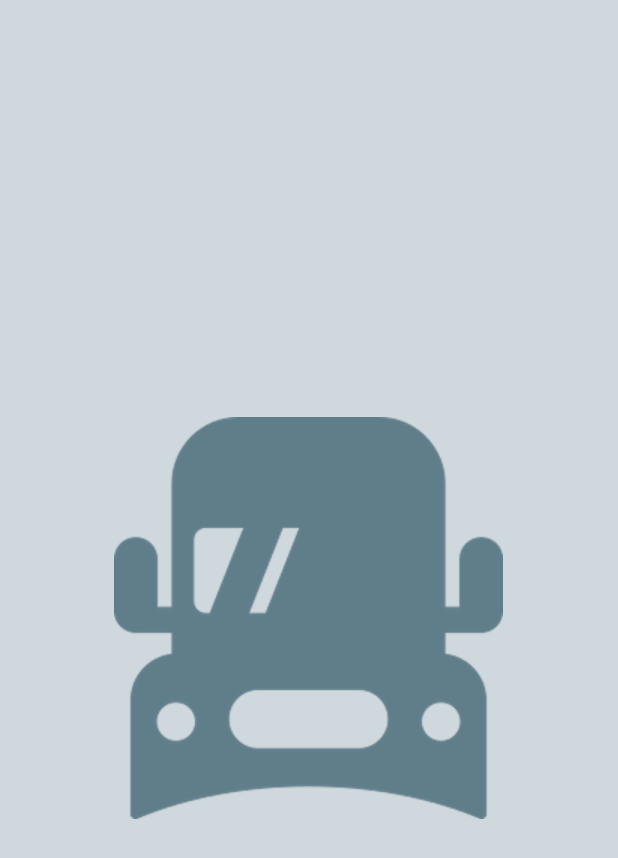
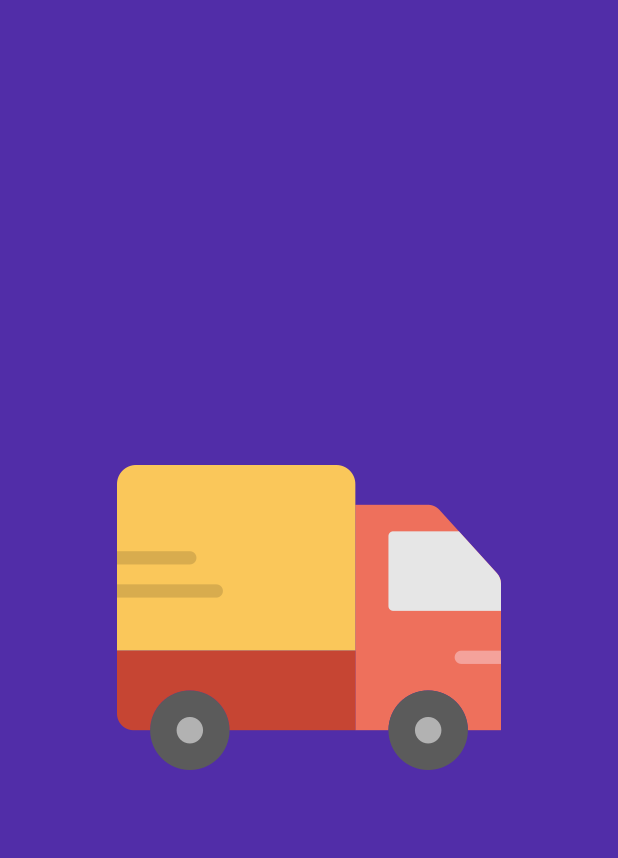
Before and after one commit to VTUZ-12IE1bzud/TruckMonitor-Android, an Android app: the screen it shows after launch (SplashActivity), on a phone screen of 412 x 824 dp. Shown: the top 858 px of the screen. Run offline under Robolectric (Android 15) with nearby library versions, the phone set to English and light mode, and no system bars; libraries missing offline, so code that uses them is left out: rx.android.schedulers, rx.schedulers.

Commit message:
chore (project) replace themes, icon launcher, splash screen

```diff
--- a/app/build.gradle
+++ b/app/build.gradle
@@ -14,7 +14,7 @@ android {
 
     defaultConfig {
         applicationId "ru.annin.truckmonitor"
-        minSdkVersion 19
+        minSdkVersion 21
         targetSdkVersion 25
 
         versionCode versionMajor * 10000 + versionMinor * 1000 + versionPatch * 100 + versionBuild
@@ -28,7 +28,6 @@ android {
 
     productFlavors {
         dev {
-            minSdkVersion 21
             buildConfigField "String", "API_BASE_URL", '"http://192.168.1.2:8080"'
         }
     }
--- a/app/src/main/AndroidManifest.xml
+++ b/app/src/main/AndroidManifest.xml
@@ -9,7 +9,7 @@
         android:allowBackup="false"
         android:icon="@mipmap/ic_launcher"
         android:label="@string/app_name"
-        android:roundIcon="@mipmap/ic_launcher_round"
+        android:roundIcon="@mipmap/ic_launcher"
         android:supportsRtl="false"
         android:theme="@style/TruckMonitorTheme.NoActionBar"
         tools:ignore="GoogleAppIndexingWarning">
--- a/app/src/main/res/drawable/layer_splash.xml
+++ b/app/src/main/res/drawable/layer_splash.xml
@@ -5,7 +5,7 @@
 
     <item>
         <shape android:shape="rectangle">
-            <solid android:color="@color/primary_light" />
+            <solid android:color="@color/primary_dark" />
         </shape>
     </item>
 
--- a/app/src/main/res/values/colors.xml
+++ b/app/src/main/res/values/colors.xml
@@ -1,10 +1,10 @@
 <?xml version="1.0" encoding="utf-8"?>
 
 <resources>
-    <color name="primary">#607D8B</color>
-    <color name="primary_dark">#455A64</color>
-    <color name="primary_light">#CFD8DC</color>
-    <color name="accent">#FF9800</color>
+    <color name="primary">#673AB7</color>
+    <color name="primary_dark">#512DA8</color>
+    <color name="primary_light">#D1C4E9</color>
+    <color name="accent">#FF5252</color>
 
     <color name="primary_text">#212121</color>
     <color name="secondary_text">#757575</color>
```
Also changed, not shown: app/src/main/res/drawable-hdpi/ic_splash.png, app/src/main/res/drawable-mdpi/ic_splash.png, app/src/main/res/drawable-xhdpi/ic_splash.png, app/src/main/res/drawable-xxhdpi/ic_splash.png, app/src/main/res/drawable-xxxhdpi/ic_splash.png, app/src/main/res/mipmap-hdpi/ic_launcher.png, app/src/main/res/mipmap-hdpi/ic_launcher_round.png (deleted), app/src/main/res/mipmap-mdpi/ic_launcher.png, app/src/main/res/mipmap-mdpi/ic_launcher_round.png (deleted), app/src/main/res/mipmap-xhdpi/ic_launcher.png, app/src/main/res/mipmap-xhdpi/ic_launcher_round.png (deleted), app/src/main/res/mipmap-xxhdpi/ic_launcher.png, app/src/main/res/mipmap-xxhdpi/ic_launcher_round.png (deleted), app/src/main/res/mipmap-xxxhdpi/ic_launcher.png, 1 more files.
